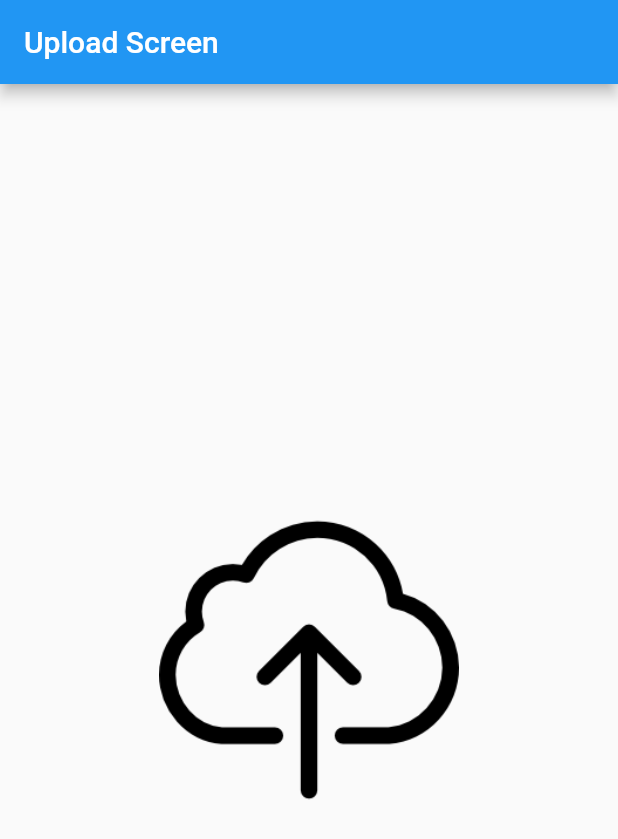
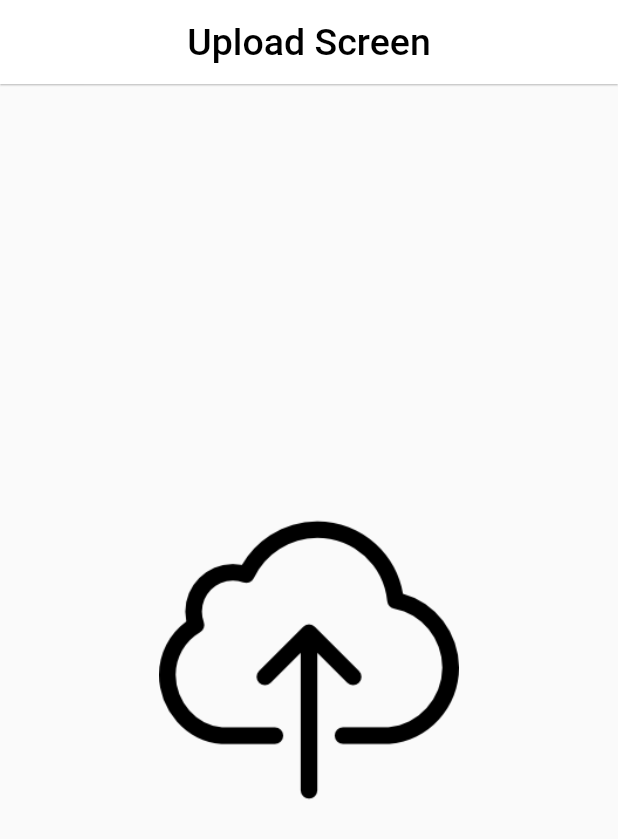
Before and after one commit to mehmetdogukan97/task_project, a Flutter app: the screen it shows after launch, on a phone screen of 412 x 824 dp. Shown: the top 839 px of the screen. Run offline on Flutter 3.47's test engine with Material 2 defaults, Android fonts, the phone set to English and light mode, and no system bars.

Commit message:
Colors and String files are created in order to manage color and string fields.

```diff
--- a/lib/screens/upload_screen.dart
+++ b/lib/screens/upload_screen.dart
@@ -1,5 +1,8 @@
 import 'package:flutter/material.dart';
+import 'package:task_project/utils/StringRes.dart';
 import 'package:task_project/widgets/upload_image_widget.dart';
+
+import '../utils/colors.dart';
 
 class UploadScreen extends StatefulWidget {
   const UploadScreen({Key? key}) : super(key: key);
@@ -13,12 +16,21 @@ class _UploadScreenState extends State<UploadScreen> {
   Widget build(BuildContext context) {
     return Scaffold(
       appBar: AppBar(
-        title: const Text("Upload Screen"),
+        elevation: 0.5,
+        backgroundColor: mobileAppBarColor,
+        title: Text(
+          StringRes.appBarTitle,
+          style: const TextStyle(
+            color: mobileAppBarTextColor,
+            fontSize: 25,
+          ),
+        ),
+        centerTitle: true,
       ),
       body: Column(
         mainAxisAlignment: MainAxisAlignment.center,
         children: const [
-           UploadImageWidget(),
+          UploadImageWidget(),
         ],
       ),
     );
--- /dev/null
+++ b/lib/utils/StringRes.dart
@@ -0,0 +1,3 @@
+class StringRes{
+  static String appBarTitle = "Upload Screen";
+}
--- /dev/null
+++ b/lib/utils/colors.dart
@@ -0,0 +1,4 @@
+import 'package:flutter/material.dart';
+
+const mobileAppBarColor = Colors.white;
+const mobileAppBarTextColor = Colors.black;
```
